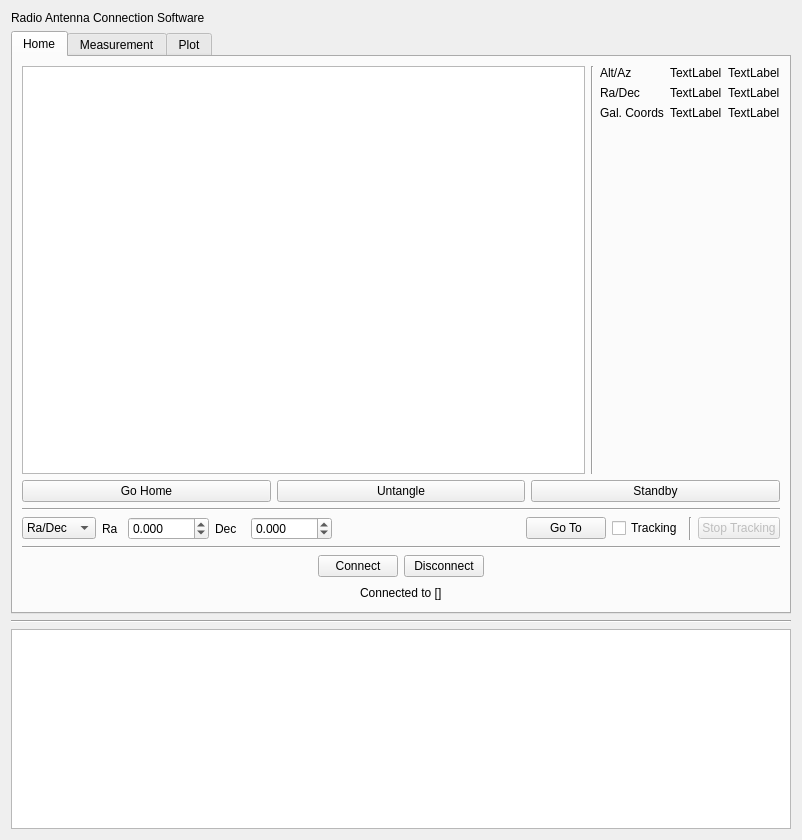
The window that GUI/formMainClient.ui (EPF-Ground-Station/VEGA_SRT) describes before a commit, drawn with Qt 5.
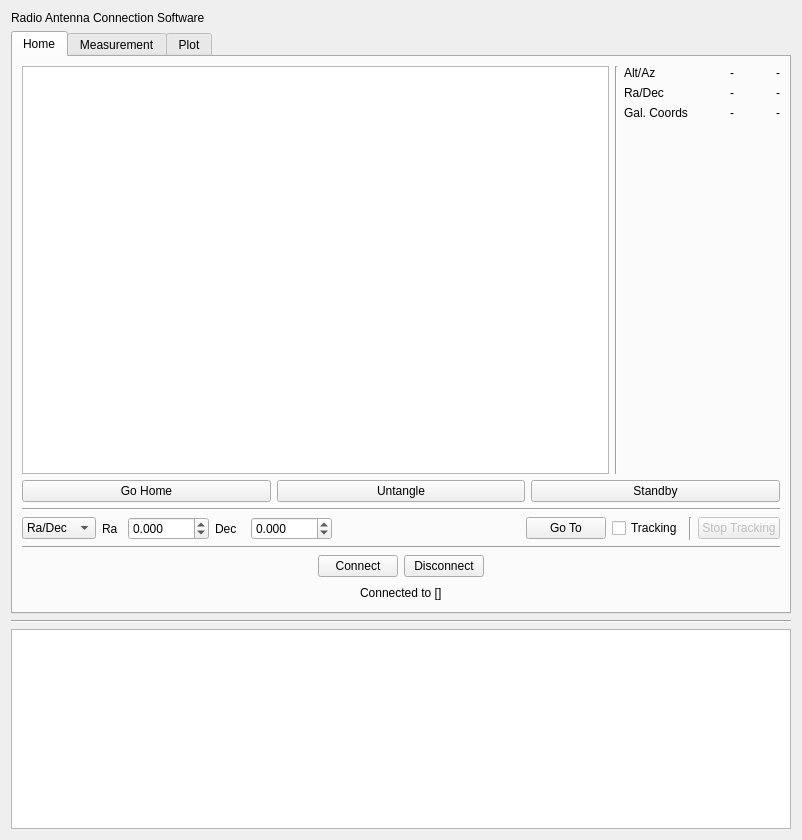
The same window after the commit.

Commit message: Connected GoTo to TCP message greying out of buttons updating of coordinates from server

What changed in the file:
```diff
--- a/GUI/formMainClient.ui
+++ b/GUI/formMainClient.ui
@@ -61,15 +61,45 @@
            </item>
            <item row="1" column="2">
             <widget class="QLabel" name="DecLabel">
+             <property name="sizePolicy">
+              <sizepolicy hsizetype="Fixed" vsizetype="Preferred">
+               <horstretch>0</horstretch>
+               <verstretch>0</verstretch>
+              </sizepolicy>
+             </property>
+             <property name="minimumSize">
+              <size>
+               <width>40</width>
+               <height>0</height>
+              </size>
+             </property>
              <property name="text">
-              <string>TextLabel</string>
+              <string>-</string>
+             </property>
+             <property name="alignment">
+              <set>Qt::AlignRight|Qt::AlignTrailing|Qt::AlignVCenter</set>
              </property>
             </widget>
            </item>
            <item row="1" column="1">
             <widget class="QLabel" name="RaLabel">
+             <property name="sizePolicy">
+              <sizepolicy hsizetype="Fixed" vsizetype="Preferred">
+               <horstretch>0</horstretch>
+               <verstretch>0</verstretch>
+              </sizepolicy>
+             </property>
+             <property name="minimumSize">
+              <size>
+               <width>40</width>
+               <height>0</height>
+              </size>
+             </property>
              <property name="text">
-              <string>TextLabel</string>
+              <string>-</string>
+             </property>
+             <property name="alignment">
+              <set>Qt::AlignRight|Qt::AlignTrailing|Qt::AlignVCenter</set>
              </property>
             </widget>
            </item>
@@ -89,8 +119,23 @@
            </item>
            <item row="0" column="1">
             <widget class="QLabel" name="AltLabel">
+             <property name="sizePolicy">
+              <sizepolicy hsizetype="Fixed" vsizetype="Preferred">
+               <horstretch>0</horstretch>
+               <verstretch>0</verstretch>
+              </sizepolicy>
+             </property>
+             <property name="minimumSize">
+              <size>
+               <width>40</width>
+               <height>0</height>
+              </size>
+             </property>
              <property name="text">
-              <string>TextLabel</string>
+              <string>-</string>
+             </property>
+             <property name="alignment">
+              <set>Qt::AlignRight|Qt::AlignTrailing|Qt::AlignVCenter</set>
              </property>
             </widget>
            </item>
@@ -109,22 +154,67 @@
            </item>
            <item row="2" column="2">
             <widget class="QLabel" name="label_GalB">
+             <property name="sizePolicy">
+              <sizepolicy hsizetype="Fixed" vsizetype="Preferred">
+               <horstretch>0</horstretch>
+               <verstretch>0</verstretch>
+              </sizepolicy>
+             </property>
+             <property name="minimumSize">
+              <size>
+               <width>40</width>
+               <height>0</height>
+              </size>
+             </property>
              <property name="text">
-              <string>TextLabel</string>
+              <string>-</string>
+             </property>
+             <property name="alignment">
+              <set>Qt::AlignRight|Qt::AlignTrailing|Qt::AlignVCenter</set>
              </property>
             </widget>
            </item>
            <item row="2" column="1">
             <widget class="QLabel" name="label_GalL">
+             <property name="sizePolicy">
+              <sizepolicy hsizetype="Fixed" vsizetype="Preferred">
+               <horstretch>0</horstretch>
+               <verstretch>0</verstretch>
+              </sizepolicy>
+             </property>
+             <property name="minimumSize">
+              <size>
+               <width>40</width>
+               <height>0</height>
+              </size>
+             </property>
              <property name="text">
-              <string>TextLabel</string>
+              <string>-</string>
+             </property>
+             <property name="alignment">
+              <set>Qt::AlignRight|Qt::AlignTrailing|Qt::AlignVCenter</set>
              </property>
             </widget>
            </item>
            <item row="0" column="2">
             <widget class="QLabel" name="AzLabel">
+             <property name="sizePolicy">
+              <sizepolicy hsizetype="Fixed" vsizetype="Preferred">
+               <horstretch>0</horstretch>
+               <verstretch>0</verstretch>
+              </sizepolicy>
+             </property>
+             <property name="minimumSize">
+              <size>
+               <width>40</width>
+               <height>0</height>
+              </size>
+             </property>
              <property name="text">
-              <string>TextLabel</string>
+              <string>-</string>
+             </property>
+             <property name="alignment">
+              <set>Qt::AlignRight|Qt::AlignTrailing|Qt::AlignVCenter</set>
              </property>
             </widget>
            </item>
```
Left out of the diff: 5 changed lines with no effect on the pictures. The commit also changes 5 other files.
